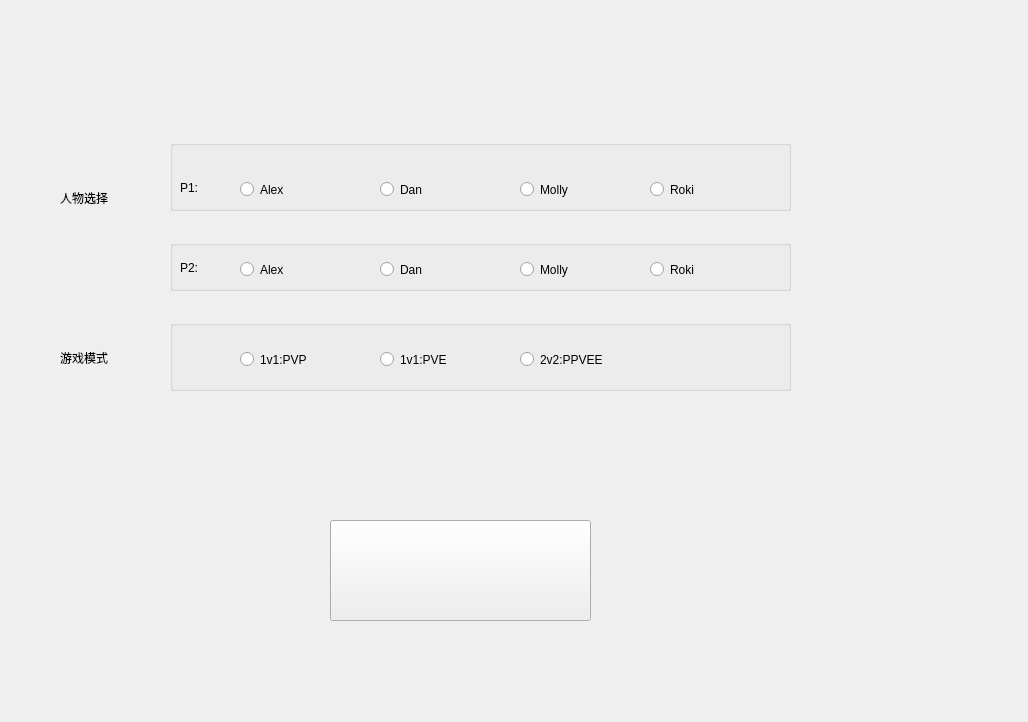
Qt form gamepara.ui (SheepOrnot/BoomMan) before a commit.
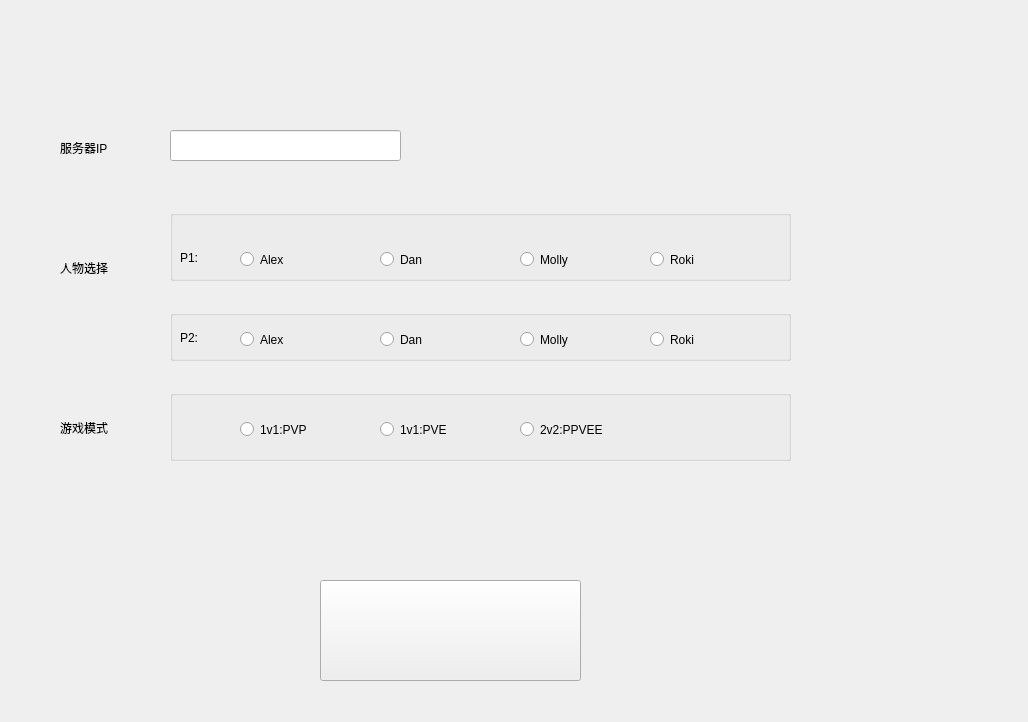
The same form after that commit. Icons and pictures are not drawn.

Patch:
```diff
--- a/gamepara.ui
+++ b/gamepara.ui
@@ -20,7 +20,7 @@
    <property name="geometry">
     <rect>
      <x>60</x>
-     <y>190</y>
+     <y>260</y>
      <width>61</width>
      <height>16</height>
     </rect>
@@ -33,7 +33,7 @@
    <property name="geometry">
     <rect>
      <x>60</x>
-     <y>350</y>
+     <y>420</y>
      <width>68</width>
      <height>15</height>
     </rect>
@@ -45,8 +45,8 @@
   <widget class="QPushButton" name="start">
    <property name="geometry">
     <rect>
-     <x>330</x>
-     <y>520</y>
+     <x>320</x>
+     <y>580</y>
      <width>261</width>
      <height>101</height>
     </rect>
@@ -62,7 +62,7 @@
    <property name="geometry">
     <rect>
      <x>170</x>
-     <y>140</y>
+     <y>210</y>
      <width>621</width>
      <height>71</height>
     </rect>
@@ -143,7 +143,7 @@
    <property name="geometry">
     <rect>
      <x>170</x>
-     <y>240</y>
+     <y>310</y>
      <width>621</width>
      <height>51</height>
     </rect>
@@ -221,7 +221,7 @@
    <property name="geometry">
     <rect>
      <x>170</x>
-     <y>320</y>
+     <y>390</y>
      <width>621</width>
      <height>71</height>
     </rect>
@@ -269,6 +269,29 @@
     </property>
    </widget>
   </widget>
+  <widget class="QLineEdit" name="IP">
+   <property name="geometry">
+    <rect>
+     <x>170</x>
+     <y>130</y>
+     <width>231</width>
+     <height>31</height>
+    </rect>
+   </property>
+  </widget>
+  <widget class="QLabel" name="labelIP">
+   <property name="geometry">
+    <rect>
+     <x>60</x>
+     <y>140</y>
+     <width>71</width>
+     <height>16</height>
+    </rect>
+   </property>
+   <property name="text">
+    <string>服务器IP</string>
+   </property>
+  </widget>
  </widget>
  <resources/>
  <connections/>
```
